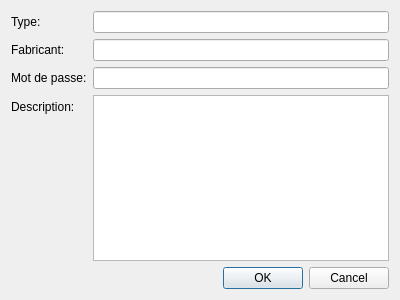
Qt form InfoDynamiqueQt/Vues/vueappareil.ui (AlexandreGirardin/ProjetAnalyse) before a commit.
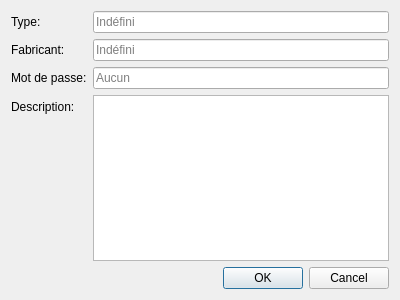
The same form after that commit.

Diff of the .ui file:
```diff
--- a/InfoDynamiqueQt/Vues/vueappareil.ui
+++ b/InfoDynamiqueQt/Vues/vueappareil.ui
@@ -28,6 +28,9 @@
        <property name="readOnly">
         <bool>true</bool>
        </property>
+       <property name="placeholderText">
+        <string>Indéfini</string>
+       </property>
       </widget>
      </item>
      <item row="1" column="0">
@@ -42,6 +45,9 @@
        <property name="readOnly">
         <bool>true</bool>
        </property>
+       <property name="placeholderText">
+        <string>Indéfini</string>
+       </property>
       </widget>
      </item>
      <item row="2" column="1">
@@ -49,6 +55,9 @@
        <property name="readOnly">
         <bool>true</bool>
        </property>
+       <property name="placeholderText">
+        <string>Aucun</string>
+       </property>
       </widget>
      </item>
      <item row="2" column="0">
```
